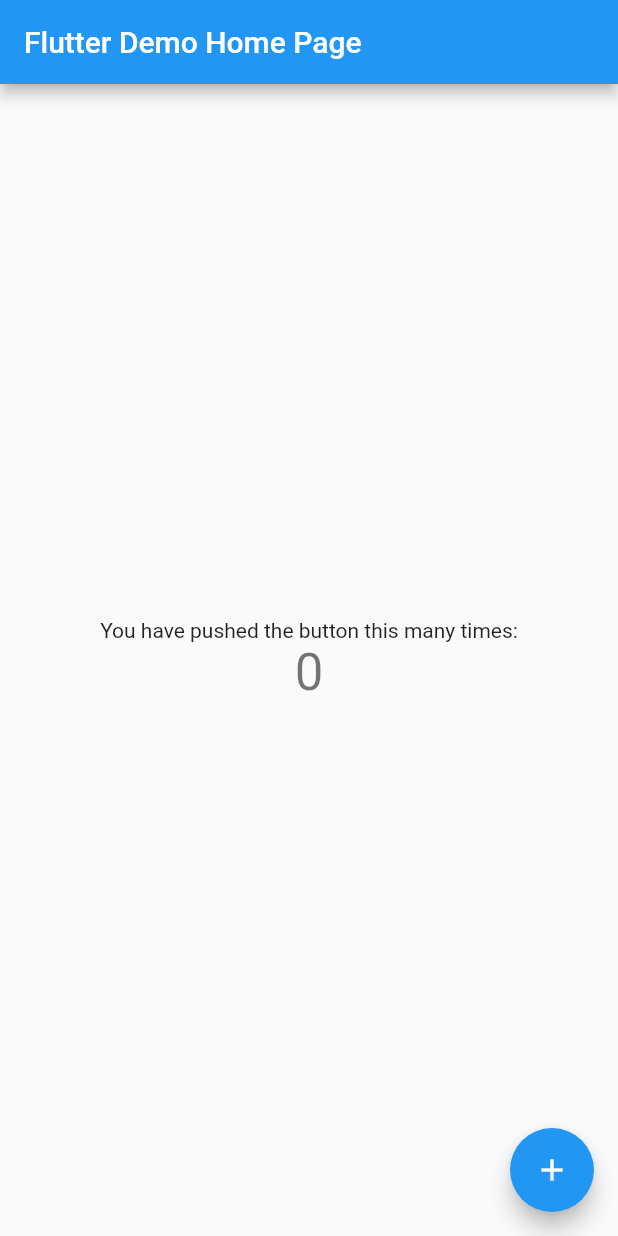
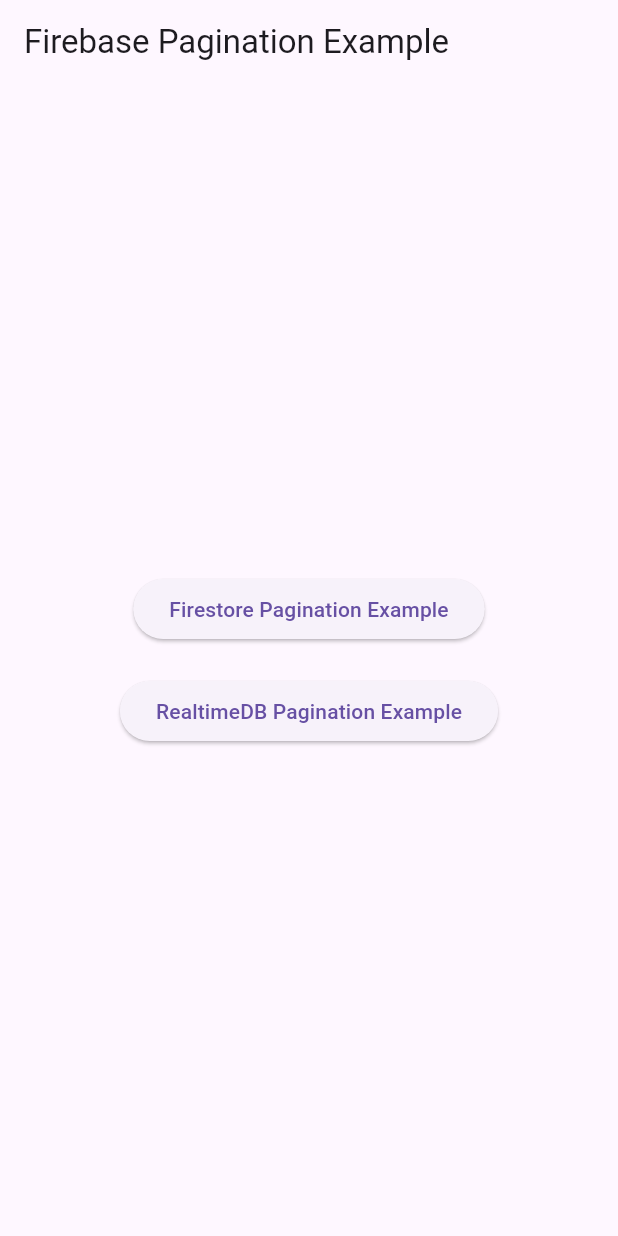
Before and after one commit to OutdatedGuy/firebase_pagination, a Flutter app: the screen it shows after launch, on a phone screen of 412 x 824 dp. Run offline on Flutter 3.47's test engine with Material 2 defaults, Android fonts, the phone set to English and light mode, and no system bars; our stand-ins replace cloud_firestore, firebase_core, firebase_database; accounts and stored records are empty.

Commit message:
FEAT: added example code for both paginations (#17)

```diff
--- a/example/lib/main.dart
+++ b/example/lib/main.dart
@@ -1,115 +1,80 @@
+// Flutter Packages
 import 'package:flutter/material.dart';
 
-void main() {
+// Firebase Packages
+import 'package:firebase_core/firebase_core.dart';
+
+// Views
+import 'firestore_pagination_example.dart';
+import 'realtimedb_pagination_example.dart';
+
+Future<void> main() async {
+  WidgetsFlutterBinding.ensureInitialized();
+
+  await Firebase.initializeApp(
+    options: const FirebaseOptions(
+      // ...
+    ),
+  );
+
   runApp(const MyApp());
 }
 
 class MyApp extends StatelessWidget {
-  const MyApp({Key? key}) : super(key: key);
+  const MyApp({super.key});
 
-  // This widget is the root of your application.
   @override
   Widget build(BuildContext context) {
     return MaterialApp(
-      title: 'Flutter Demo',
+      title: 'Firebase Pagination Example',
       theme: ThemeData(
-        // This is the theme of your application.
-        //
-        // Try running your application with "flutter run". You'll see the
-        // application has a blue toolbar. Then, without quitting the app, try
-        // changing the primarySwatch below to Colors.green and then invoke
-        // "hot reload" (press "r" in the console where you ran "flutter run",
-        // or simply save your changes to "hot reload" in a Flutter IDE).
-        // Notice that the counter didn't reset back to zero; the application
-        // is not restarted.
         primarySwatch: Colors.blue,
+        useMaterial3: true,
       ),
-      home: const MyHomePage(title: 'Flutter Demo Home Page'),
+      home: const MyHomePage(),
     );
   }
 }
 
-class MyHomePage extends StatefulWidget {
-  const MyHomePage({Key? key, required this.title}) : super(key: key);
-
-  // This widget is the home page of your application. It is stateful, meaning
-  // that it has a State object (defined below) that contains fields that affect
-  // how it looks.
-
-  // This class is the configuration for the state. It holds the values (in this
-  // case the title) provided by the parent (in this case the App widget) and
-  // used by the build method of the State. Fields in a Widget subclass are
-  // always marked "final".
-
-  final String title;
-
-  @override
-  State<MyHomePage> createState() => _MyHomePageState();
-}
-
-class _MyHomePageState extends State<MyHomePage> {
-  int _counter = 0;
-
-  void _incrementCounter() {
-    setState(() {
-      // This call to setState tells the Flutter framework that something has
-      // changed in this State, which causes it to rerun the build method below
-      // so that the display can reflect the updated values. If we changed
-      // _counter without calling setState(), then the build method would not be
-      // called again, and so nothing would appear to happen.
-      _counter++;
-    });
-  }
+class MyHomePage extends StatelessWidget {
+  const MyHomePage({super.key});
 
   @override
   Widget build(BuildContext context) {
-    // This method is rerun every time setState is called, for instance as done
-    // by the _incrementCounter method above.
-    //
-    // The Flutter framework has been optimized to make rerunning build methods
-    // fast, so that you can just rebuild anything that needs updating rather
-    // than having to individually change instances of widgets.
     return Scaffold(
       appBar: AppBar(
-        // Here we take the value from the MyHomePage object that was created by
-        // the App.build method, and use it to set our appbar title.
-        title: Text(widget.title),
+        title: const Text('Firebase Pagination Example'),
       ),
       body: Center(
-        // Center is a layout widget. It takes a single child and positions it
-        // in the middle of the parent.
         child: Column(
-          // Column is also a layout widget. It takes a list of children and
-          // arranges them vertically. By default, it sizes itself to fit its
-          // children horizontally, and tries to be as tall as its parent.
-          //
-          // Invoke "debug painting" (press "p" in the console, choose the
-          // "Toggle Debug Paint" action from the Flutter Inspector in Android
-          // Studio, or the "Toggle Debug Paint" command in Visual Studio Code)
-          // to see the wireframe for each widget.
-          //
-          // Column has various properties to control how it sizes itself and
-          // how it positions its children. Here we use mainAxisAlignment to
-          // center the children vertically; the main axis here is the vertical
-          // axis because Columns are vertical (the cross axis would be
-          // horizontal).
           mainAxisAlignment: MainAxisAlignment.center,
-          children: <Widget>[
-            const Text(
-              'You have pushed the button this many times:',
+          children: [
+            ElevatedButton(
+              onPressed: () {
+                Navigator.push(
+                  context,
+                  MaterialPageRoute(
+                    builder: (context) => const FirestorePaginationExample(),
+                  ),
+                );
+              },
+              child: const Text('Firestore Pagination Example'),
             ),
-            Text(
-              '$_counter',
-              style: Theme.of(context).textTheme.headline4,
+            const SizedBox(height: 20),
+            ElevatedButton(
+              onPressed: () {
+                Navigator.push(
+                  context,
+                  MaterialPageRoute(
+                    builder: (context) => const RealtimeDBPaginationExample(),
+                  ),
+                );
+              },
+              child: const Text('RealtimeDB Pagination Example'),
             ),
           ],
         ),
       ),
-      floatingActionButton: FloatingActionButton(
-        onPressed: _incrementCounter,
-        tooltip: 'Increment',
-        child: const Icon(Icons.add),
-      ), // This trailing comma makes auto-formatting nicer for build methods.
     );
   }
 }
```
Also changed, not shown: example/lib/firestore_pagination_example.dart (added, +88 -0 lines), example/lib/realtimedb_pagination_example.dart (added, +89 -0 lines), example/pubspec.yaml (+7 -2 lines), example/pubspec.lock, 2 other files.
